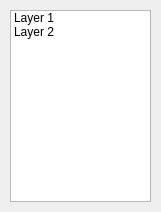
Qt form layerswindow.ui (luisaras/PaperDraw) before a commit.
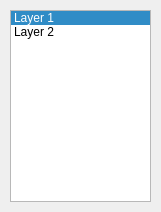
The same form after that commit.

Diff of the .ui file:
```diff
--- a/layerswindow.ui
+++ b/layerswindow.ui
@@ -22,10 +22,22 @@
      <height>192</height>
     </rect>
    </property>
+   <property name="dragEnabled">
+    <bool>true</bool>
+   </property>
+   <property name="dragDropOverwriteMode">
+    <bool>true</bool>
+   </property>
+   <property name="currentRow">
+    <number>0</number>
+   </property>
    <item>
     <property name="text">
      <string>Layer 1</string>
     </property>
+    <property name="flags">
+     <set>ItemIsSelectable|ItemIsEditable|ItemIsDragEnabled|ItemIsDropEnabled|ItemIsUserCheckable|ItemIsEnabled|ItemIsTristate</set>
+    </property>
    </item>
    <item>
     <property name="text">
```
